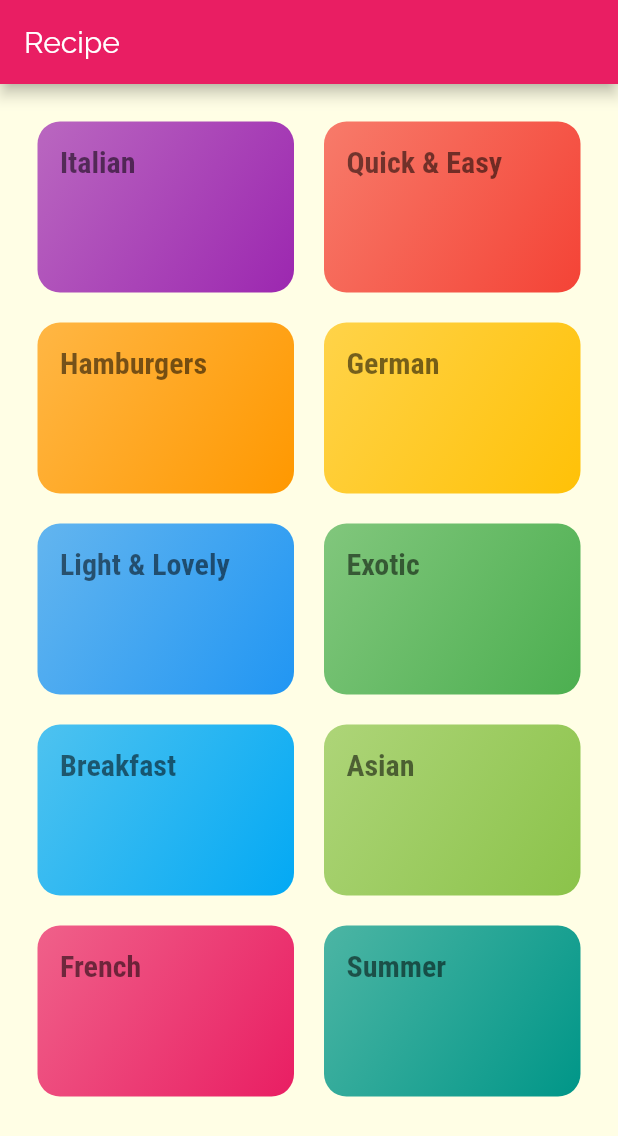
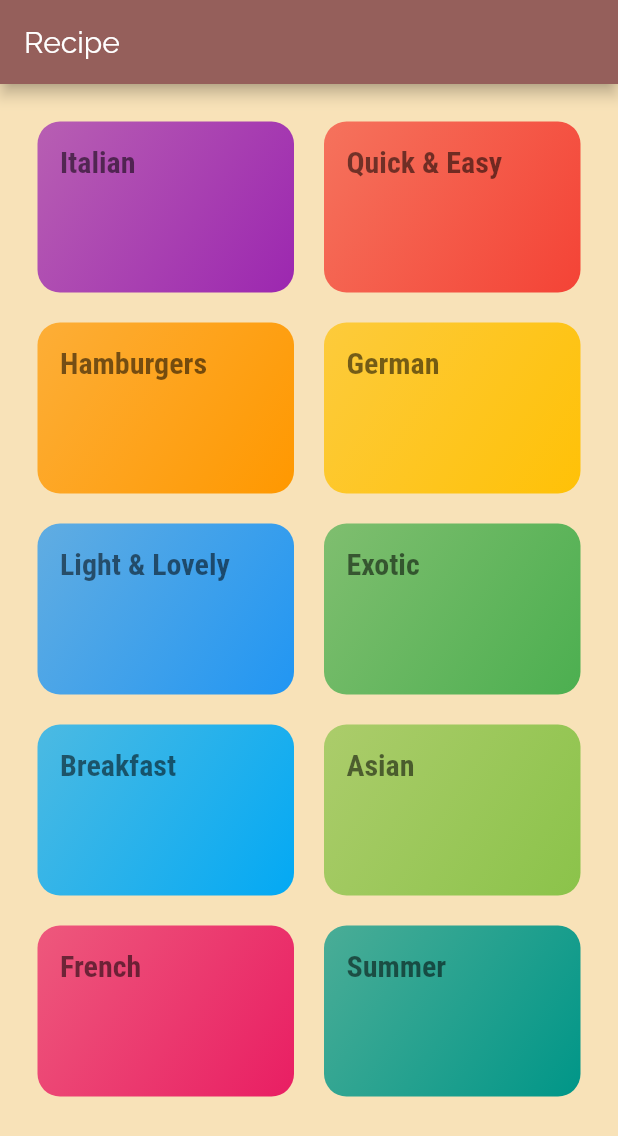
Before and after one commit to VishnuPothan/Recipe-Flutter-App, a Flutter app: the screen it shows after launch, on a phone screen of 412 x 824 dp. Shown: the top 1136 px of the screen. Run offline on Flutter 3.47's test engine with Material 2 defaults, Android fonts, the phone set to English and light mode, and no system bars.

```diff
--- a/lib/main.dart
+++ b/lib/main.dart
@@ -1,28 +1,44 @@
 import 'dart:ui';
 
 import 'package:flutter/material.dart';
+import './screen/mealDetailsScreen.dart';
 import './screen/categoryMealsScreen.dart';
 
 import 'screen/categoriesScreen.dart';
 
 void main() => runApp(MyApp());
 
+Map<int, Color> color =
+{
+  50:Color.fromRGBO(149, 95, 91, .1),
+  100:Color.fromRGBO(149, 95, 91, .2),
+  200:Color.fromRGBO(149, 95, 91, .3),
+  300:Color.fromRGBO(149, 95, 91, .4),
+  400:Color.fromRGBO(149, 95, 91, .5),
+  500:Color.fromRGBO(149, 95, 91, .6),
+  600:Color.fromRGBO(149, 95, 91, .7),
+  700:Color.fromRGBO(149, 95, 91, .8),
+  800:Color.fromRGBO(149, 95, 91, .9),
+  900:Color.fromRGBO(149, 95, 91, 1),
+};
+
 class MyApp extends StatelessWidget {
+  MaterialColor colorCustom = MaterialColor(0xFF955F5B, color);
   @override
   Widget build(BuildContext context) {
     return MaterialApp(
       title: 'Recipe',
       theme: ThemeData(
-        primarySwatch: Colors.pink,
-        accentColor: Colors.amber,
-        canvasColor: Color.fromRGBO(255, 254, 229, 1),
+        primarySwatch: colorCustom,
+        accentColor: colorCustom,
+        canvasColor: Color.fromRGBO(248, 226, 184, 1),
         fontFamily: 'Raleway',
         textTheme: ThemeData.light().textTheme.copyWith(
             bodyText1: TextStyle(
-              color: Color.fromRGBO(20, 51, 51, 1),
+              color: Color.fromRGBO(149, 95, 91, 1),
             ),
             bodyText2: TextStyle(
-              color: Color.fromRGBO(20, 51, 51, 1),
+              color: Color.fromRGBO(149, 95, 91, 1),
             ),
             headline1: TextStyle(
               fontSize: 20,
@@ -35,6 +51,14 @@ class MyApp extends StatelessWidget {
       routes: {
         '/': (ctx) => CategoriesScreen(),
         CategoryMealsScreen.routeName:  (ctx) => CategoryMealsScreen(),
+        MealDetailsScreen.routeName: (ctx) => MealDetailsScreen(),
+      },
+      /*onGenerateRoute: (settings){
+        print(settings.arguments);
+        return MaterialPageRoute(builder: (ctx) => CategoryMealsScreen());
+      },*/
+      onUnknownRoute: (settings) {
+        return MaterialPageRoute(builder: (ctx) => CategoryMealsScreen());
       },
     );
   }
--- a/lib/screen/categoryMealsScreen.dart
+++ b/lib/screen/categoryMealsScreen.dart
@@ -26,6 +26,7 @@ class CategoryMealsScreen extends StatelessWidget {
       body: ListView.builder(
         itemBuilder: (ctx, index) {
           return MealItem(
+              id: categoryMeals[index].id,
               title: categoryMeals[index].title,
               imgUrl: categoryMeals[index].imageUrl,
               duration: categoryMeals[index].duration,
```
Also changed, not shown: lib/screen/mealDetailsScreen.dart (added, +14 -0 lines), lib/widgets/mealItem.dart (+13 -4 lines).
